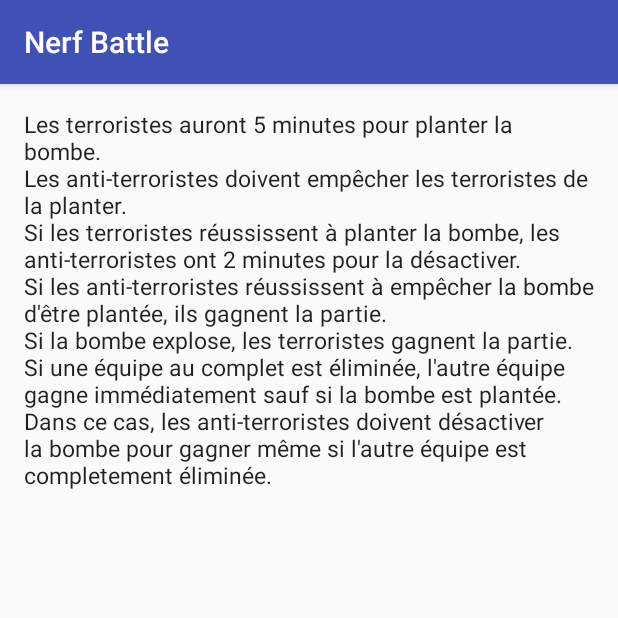
After one commit to Res260/NFCProject, an Android app: the LoadingActivity screen opened directly, with no data from a screen before it, on a phone screen of 412 x 824 dp, the top half of it. The commit adds this screen. Run offline under Robolectric (Android 15) with nearby library versions, the phone set to English and light mode, and no system bars.

Commit message:
Added Loading activity. Still needs the circle thing from @LaMachineCaron

```diff
--- a/app/src/main/AndroidManifest.xml
+++ b/app/src/main/AndroidManifest.xml
@@ -15,12 +15,14 @@
             android:theme="@style/FullscreenTheme">
             <intent-filter>
                 <action android:name="android.intent.action.MAIN" />
+
                 <category android:name="android.intent.category.LAUNCHER" />
             </intent-filter>
         </activity>
         <activity
             android:name=".TeamSelectionActivity"
-            android:label="@string/title_activity_team_select"/>
+            android:label="@string/title_activity_team_select" />
+        <activity android:name=".LoadingActivity"></activity>
     </application>
 
 </manifest>
--- /dev/null
+++ b/app/src/main/java/com/example/res260/NFCProject/LoadingActivity.java
@@ -0,0 +1,13 @@
+package com.example.res260.NFCProject;
+
+import android.support.v7.app.AppCompatActivity;
+import android.os.Bundle;
+
+public class LoadingActivity extends AppCompatActivity {
+
+    @Override
+    protected void onCreate(Bundle savedInstanceState) {
+        super.onCreate(savedInstanceState);
+        setContentView(R.layout.activity_loading);
+    }
+}
--- /dev/null
+++ b/app/src/main/res/layout/activity_loading.xml
@@ -0,0 +1,21 @@
+<?xml version="1.0" encoding="utf-8"?>
+<RelativeLayout xmlns:android="http://schemas.android.com/apk/res/android"
+    xmlns:tools="http://schemas.android.com/tools"
+    android:layout_width="match_parent"
+    android:layout_height="match_parent"
+    android:paddingBottom="@dimen/activity_vertical_margin"
+    android:paddingLeft="@dimen/activity_horizontal_margin"
+    android:paddingRight="@dimen/activity_horizontal_margin"
+    android:paddingTop="@dimen/activity_vertical_margin"
+    tools:context="com.example.res260.NFCProject.LoadingActivity">
+
+    <TextView
+        android:layout_width="wrap_content"
+        android:layout_height="wrap_content"
+        android:textAppearance="?android:attr/textAppearanceLarge"
+        android:text="@string/text_rules"
+        android:id="@+id/textview_rules"
+        android:layout_alignParentTop="true"
+        android:layout_centerHorizontal="true"
+        android:textSize="15sp" />
+</RelativeLayout>
--- a/app/src/main/res/values/strings.xml
+++ b/app/src/main/res/values/strings.xml
@@ -11,4 +11,14 @@
     <string name="text_button_go">GO</string>
     <string name="text_terrorists">Terroristes</string>
     <string name="text_anti_terro">Anti-Terroristes</string>
+
+    <string name="text_rules">
+"Les terroristes auront 5 minutes pour planter la bombe.
+Les anti-terroristes doivent empêcher les terroristes de la planter.
+Si les terroristes réussissent à planter la bombe, les anti-terroristes ont 2 minutes pour la désactiver.
+Si les anti-terroristes réussissent à empêcher la bombe d'être plantée, ils gagnent la partie.
+Si la bombe explose, les terroristes gagnent la partie.
+Si une équipe au complet est éliminée, l'autre équipe gagne immédiatement sauf si la bombe est plantée.
+Dans ce cas, les anti-terroristes doivent désactiver la bombe pour gagner même si l'autre équipe est completement éliminée."
+    </string>
 </resources>
```
